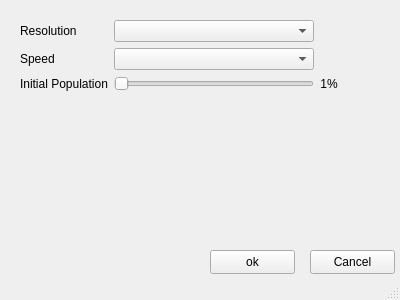
rubenspgcavalcante/pygameoflife, file resources/qt/launcher.ui: the form before one commit.
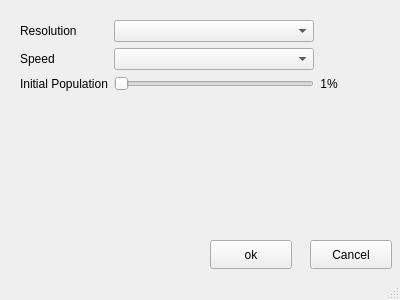
The form after the commit.

Commit message: Dark style launcher

Diff of the .ui file:
```diff
--- a/resources/qt/launcher.ui
+++ b/resources/qt/launcher.ui
@@ -36,9 +36,9 @@
     <property name="geometry">
      <rect>
       <x>210</x>
-      <y>250</y>
-      <width>85</width>
-      <height>24</height>
+      <y>240</y>
+      <width>82</width>
+      <height>29</height>
      </rect>
     </property>
     <property name="maximumSize">
@@ -55,9 +55,9 @@
     <property name="geometry">
      <rect>
       <x>310</x>
-      <y>250</y>
-      <width>85</width>
-      <height>24</height>
+      <y>240</y>
+      <width>82</width>
+      <height>29</height>
      </rect>
     </property>
     <property name="maximumSize">
```
The commit also changes 11 other files.
